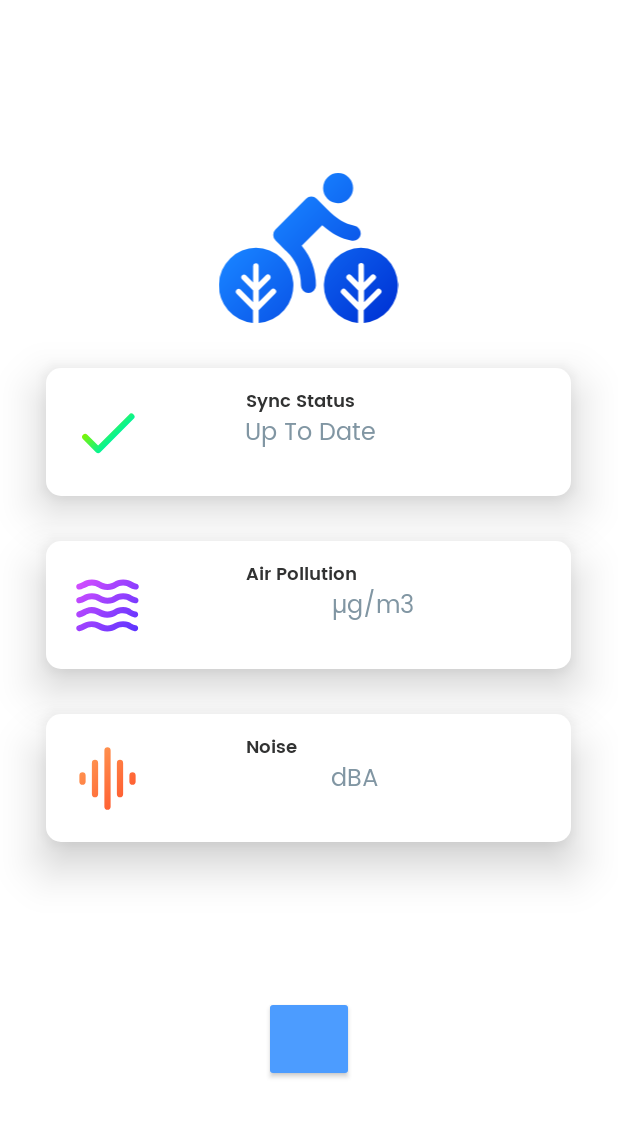
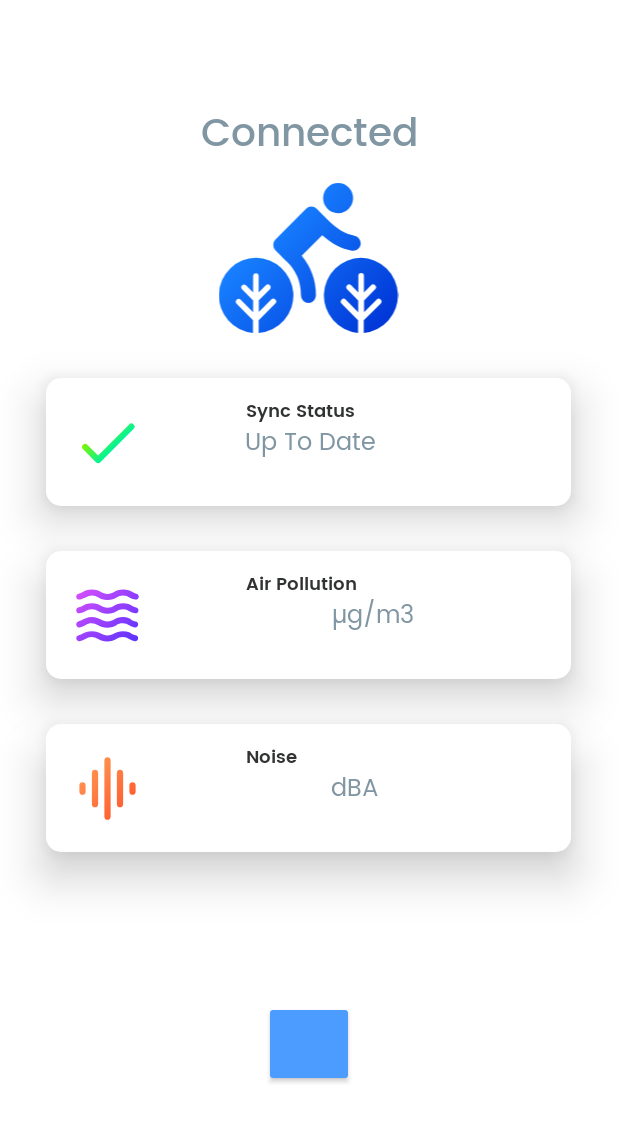
Before and after one commit to GarethBeddis/cardiff-council-cycling-iot-android, an Android app: the MainActivity screen opened directly, with no data from a screen before it, on a phone screen of 412 x 824 dp. Shown: the top 1122 px of the screen. Run offline under Robolectric (Android 15) with nearby library versions, the phone set to English and light mode, and no system bars; libraries missing offline, so code that uses them is left out: be.rijckaert.tim; plain views replace FloatingMusicActionButton; 3 statements that could not run were skipped.

Commit message:
Added connection status and styling

```diff
--- a/app/src/main/res/layout/activity_main.xml
+++ b/app/src/main/res/layout/activity_main.xml
@@ -10,13 +10,15 @@
     <android.support.v7.widget.AppCompatTextView
             android:id="@+id/connectionText"
             android:layout_width="200sp"
-            android:layout_height="75sp"
+            android:layout_height="50sp"
             app:layout_constraintEnd_toEndOf="parent"
             android:layout_marginEnd="8dp"
             app:layout_constraintStart_toStartOf="parent"
             android:layout_marginStart="8dp"
-            android:layout_marginTop="32dp"
+            android:layout_marginTop="64dp"
             app:layout_constraintTop_toTopOf="parent"
+            android:text="@string/connected"
+            style="@style/Connection"
     />
 
     <android.support.v7.widget.AppCompatImageView
--- a/app/src/main/res/values/styles.xml
+++ b/app/src/main/res/values/styles.xml
@@ -92,4 +92,13 @@
         <item name="android:textSize">16sp</item>
     </style>
 
+    <!-- Connection -->
+    <style name="Connection">
+        <item name="android:fontFamily">@font/poppins_medium</item>
+        <item name="android:textColor">@color/grey</item>
+        <item name="android:textAlignment">center</item>
+        <item name="android:textSize">26sp</item>
+        <item name="android:paddingTop">4sp</item>
+    </style>
+
 </resources>
```
